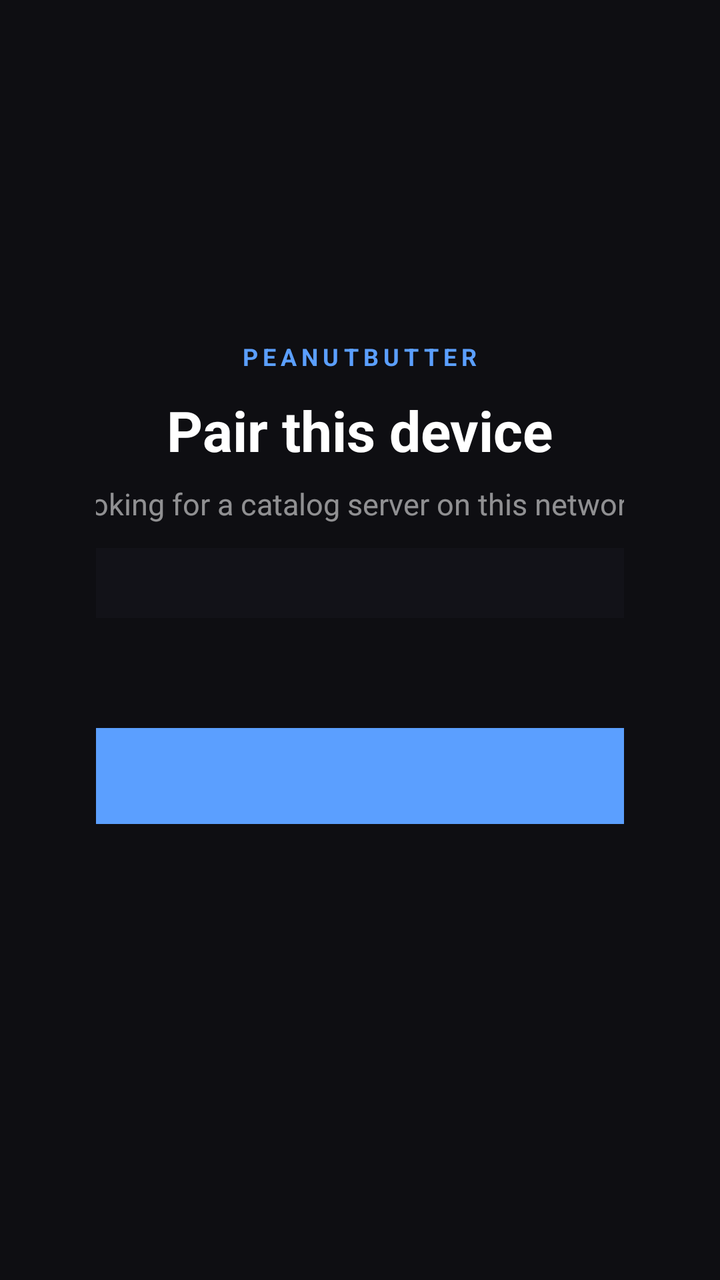
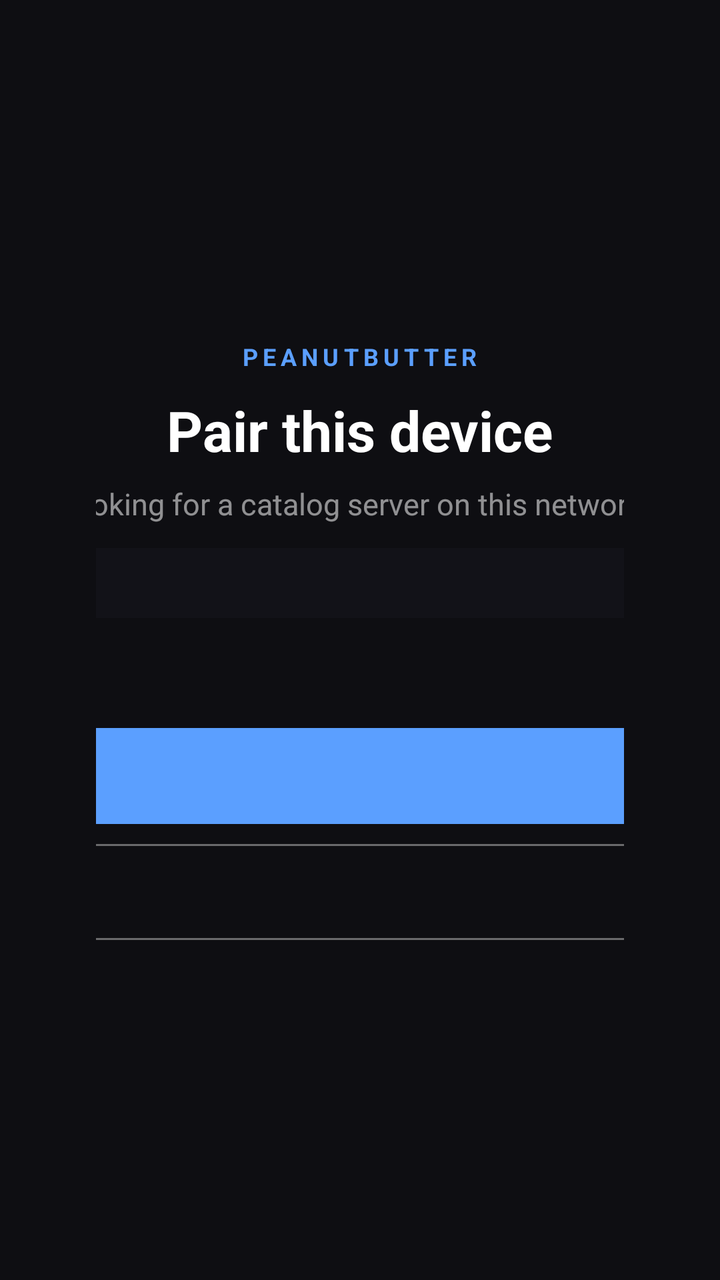

The first picture is an Android layout as it rendered before a commit; the second is the same layout after the commit. The layout source and the unified diff follow.
<!-- AndroidManifest.xml: application theme Theme.PeanutButter.Tv -->
<!-- res/layout/activity_pairing.xml -->
<?xml version="1.0" encoding="utf-8"?>
<ScrollView xmlns:android="http://schemas.android.com/apk/res/android"
    android:layout_width="match_parent"
    android:layout_height="match_parent"
    android:background="@color/pb_canvas"
    android:fillViewport="true">

    <LinearLayout
        android:layout_width="match_parent"
        android:layout_height="wrap_content"
        android:gravity="center"
        android:orientation="vertical"
        android:paddingHorizontal="48dp"
        android:paddingVertical="36dp">

        <LinearLayout
            android:layout_width="480dp"
            android:layout_height="wrap_content"
            android:gravity="center_horizontal"
            android:orientation="vertical">

            <TextView
                android:layout_width="wrap_content"
                android:layout_height="wrap_content"
                android:letterSpacing="0.2"
                android:text="PEANUTBUTTER"
                android:textAllCaps="true"
                android:textColor="@color/pb_seed"
                android:textSize="12sp"
                android:textStyle="bold" />

            <TextView
                android:layout_width="wrap_content"
                android:layout_height="wrap_content"
                android:layout_marginTop="10dp"
                android:text="@string/pair_title"
                android:textColor="@color/pb_white"
                android:textSize="28sp"
                android:textStyle="bold" />

            <TextView
                android:id="@+id/subtitle"
                android:layout_width="match_parent"
                android:layout_height="wrap_content"
                android:layout_marginTop="8dp"
                android:gravity="center"
                android:lineSpacingMultiplier="1.45"
                android:text="Looking for a catalog server on this network…"
                android:textColor="@color/pb_white54"
                android:textSize="15sp" />

            <ProgressBar
                android:id="@+id/progress"
                android:layout_width="28dp"
                android:layout_height="28dp"
                android:layout_marginTop="28dp"
                android:indeterminate="true"
                android:visibility="gone" />

            <LinearLayout
                android:id="@+id/found_row"
                android:layout_width="match_parent"
                android:layout_height="wrap_content"
                android:layout_marginTop="28dp"
                android:background="@drawable/bg_field"
                android:gravity="center_vertical"
                android:orientation="horizontal"
                android:paddingHorizontal="16dp"
                android:paddingVertical="14dp"
                android:visibility="gone">

                <TextView
                    android:id="@+id/found_label"
                    android:layout_width="0dp"
                    android:layout_height="wrap_content"
                    android:layout_weight="1"
                    android:ellipsize="end"
                    android:maxLines="1"
                    android:textColor="@color/pb_white54"
                    android:textSize="14sp" />

                <Button
                    android:id="@+id/change"
                    style="?android:attr/borderlessButtonStyle"
                    android:layout_width="wrap_content"
                    android:layout_height="wrap_content"
                    android:text="Change"
                    android:textColor="@color/pb_seed" />
            </LinearLayout>

            <EditText
                android:id="@+id/url"
                android:layout_width="match_parent"
                android:layout_height="wrap_content"
                android:layout_marginTop="28dp"
                android:background="@drawable/bg_field"
                android:hint="@string/pair_hint_url"
                android:imeOptions="actionDone"
                android:inputType="textUri"
                android:paddingHorizontal="16dp"
                android:paddingVertical="14dp"
                android:textColor="@color/pb_white"
                android:textColorHint="@color/pb_muted"
                android:visibility="gone" />

            <EditText
                android:id="@+id/token"
                android:layout_width="match_parent"
                android:layout_height="wrap_content"
                android:layout_marginTop="12dp"
                android:background="@drawable/bg_field"
                android:hint="@string/pair_hint_code"
                android:imeOptions="actionDone"
                android:inputType="number"
                android:maxLength="6"
                android:paddingHorizontal="16dp"
                android:paddingVertical="14dp"
                android:textColor="@color/pb_white"
                android:textColorHint="@color/pb_muted" />

            <TextView
                android:id="@+id/status"
                android:layout_width="match_parent"
                android:layout_height="wrap_content"
                android:layout_marginTop="16dp"
                android:gravity="center"
                android:textColor="@color/pb_error"
                android:textSize="14sp" />

            <Button
                android:id="@+id/connect"
                android:layout_width="match_parent"
                android:layout_height="48dp"
                android:layout_marginTop="20dp"
                android:background="@drawable/bg_button_primary"
                android:text="@string/pair_connect"
                android:textAllCaps="false"
                android:textColor="@color/pb_white" />

            <Button
                android:id="@+id/find"
                style="?android:attr/borderlessButtonStyle"
                android:layout_width="match_parent"
                android:layout_height="48dp"
                android:layout_marginTop="10dp"
                android:text="@string/pair_find"
                android:textAllCaps="false"
                android:textColor="@color/pb_seed" />
        </LinearLayout>
    </LinearLayout>
</ScrollView>
<!-- resources referenced by this layout -->
<resources>
  <color name="pb_canvas">#FF0E0E12</color>
  <color name="pb_error">#FFFF6B6B</color>
  <color name="pb_muted">#FF9A9AA8</color>
  <color name="pb_seed">#FF5B9FFF</color>
  <color name="pb_white">#FFFFFFFF</color>
  <color name="pb_white54">#8AFFFFFF</color>
  <!-- drawable bg_button_primary (drawable) -->
  <?xml version="1.0" encoding="utf-8"?>
  <selector xmlns:android="http://schemas.android.com/apk/res/android">
      <item android:state_focused="true">
          <shape android:shape="rectangle">
              <solid android:color="#FF7AAFFF" />
              <corners android:radius="24dp" />
          </shape>
      </item>
      <item>
          <shape android:shape="rectangle">
              <solid android:color="@color/pb_seed" />
              <corners android:radius="24dp" />
          </shape>
      </item>
  </selector>
  <!-- drawable bg_field (drawable) -->
  <?xml version="1.0" encoding="utf-8"?>
  <shape xmlns:android="http://schemas.android.com/apk/res/android"
      android:shape="rectangle">
      <solid android:color="@color/pb_field" />
      <corners android:radius="12dp" />
  </shape>
  <string name="pair_connect">Connect</string>
  <string name="pair_find">Find on this network</string>
  <string name="pair_hint_code">6-digit pairing code</string>
  <string name="pair_hint_url">Server address (e.g. http://10.0.2.2:3001)</string>
  <string name="pair_title">Pair this device</string>
  <color name="pb_field">#FF121218</color>
  <style name="Pb.Tv.HeaderDock" parent="Widget.Leanback.Row.HeaderDock">
          <item name="android:paddingStart">0dp</item>
          <item name="android:paddingEnd">0dp</item>
      </style>
  <style name="Pb.Tv.HorizontalGrid" parent="Widget.Leanback.Row.HorizontalGridView">
          <item name="focusOutFront">true</item>
          <item name="focusOutEnd">true</item>
          <item name="android:paddingStart">@dimen/shelf_inset</item>
          <item name="android:paddingEnd">@dimen/shelf_inset</item>
          
          <item name="android:paddingTop">14dp</item>
          <item name="android:paddingBottom">14dp</item>
          <item name="android:horizontalSpacing">0dp</item>
          <item name="android:clipChildren">false</item>
          <item name="android:clipToPadding">false</item>
          <item name="android:scrollbars">none</item>
          <item name="android:overScrollMode">never</item>
      </style>
  <dimen name="shelf_inset">40dp</dimen>
  <!-- unchanged entries left out for length: 1 -->
</resources>

<!-- the commit's change to res/layout/activity_pairing.xml (unified diff, before → after) -->
@@ -81,11 +81,14 @@
 
                 <Button
                     android:id="@+id/change"
-                    style="?android:attr/borderlessButtonStyle"
                     android:layout_width="wrap_content"
-                    android:layout_height="wrap_content"
+                    android:layout_height="40dp"
+                    android:background="@drawable/bg_button_ghost"
+                    android:minWidth="96dp"
+                    android:paddingHorizontal="16dp"
                     android:text="Change"
-                    android:textColor="@color/pb_seed" />
+                    android:textAllCaps="false"
+                    android:textColor="@color/pb_white" />
             </LinearLayout>
 
             <EditText
@@ -137,15 +140,16 @@
                 android:textAllCaps="false"
                 android:textColor="@color/pb_white" />
 
+            
             <Button
                 android:id="@+id/find"
-                style="?android:attr/borderlessButtonStyle"
                 android:layout_width="match_parent"
                 android:layout_height="48dp"
                 android:layout_marginTop="10dp"
+                android:background="@drawable/bg_button_ghost"
                 android:text="@string/pair_find"
                 android:textAllCaps="false"
-                android:textColor="@color/pb_seed" />
+                android:textColor="@color/pb_white" />
         </LinearLayout>
     </LinearLayout>
 </ScrollView>
<!-- resource entries referenced after the edit -->
@@ -6,6 +6,37 @@
   <color name="pb_seed">#FF5B9FFF</color>
   <color name="pb_white">#FFFFFFFF</color>
   <color name="pb_white54">#8AFFFFFF</color>
+  <!-- drawable bg_button_ghost (drawable) -->
+  <?xml version="1.0" encoding="utf-8"?>
+  <selector xmlns:android="http://schemas.android.com/apk/res/android">
+      <item android:state_pressed="true">
+          <shape android:shape="rectangle">
+              <solid android:color="#55FFFFFF" />
+              <stroke
+                  android:width="2dp"
+                  android:color="@color/pb_seed" />
+              <corners android:radius="24dp" />
+          </shape>
+      </item>
+      <item android:state_focused="true">
+          <shape android:shape="rectangle">
+              <solid android:color="#44FFFFFF" />
+              <stroke
+                  android:width="2dp"
+                  android:color="@color/pb_seed" />
+              <corners android:radius="24dp" />
+          </shape>
+      </item>
+      <item>
+          <shape android:shape="rectangle">
+              <solid android:color="@android:color/transparent" />
+              <stroke
+                  android:width="1dp"
+                  android:color="#61FFFFFF" />
+              <corners android:radius="24dp" />
+          </shape>
+      </item>
+  </selector>
   <!-- drawable bg_button_primary (drawable) -->
   <?xml version="1.0" encoding="utf-8"?>
   <selector xmlns:android="http://schemas.android.com/apk/res/android">
